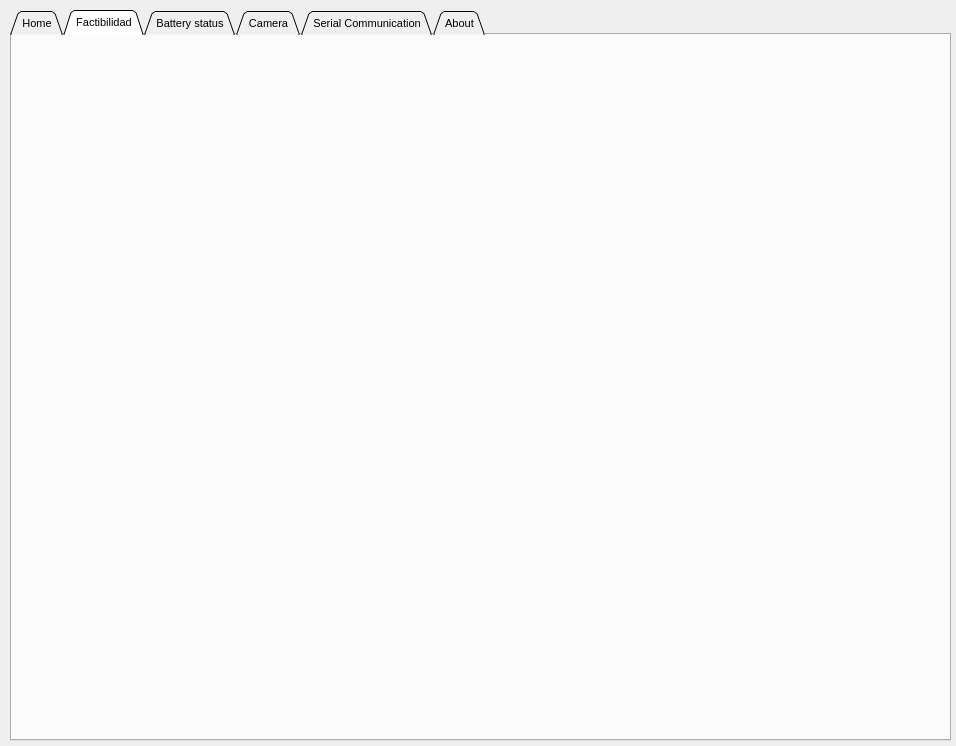
Above: HMI.ui from Dartherick/Proyecto2_Angelica before the change. Below: the same form after it.
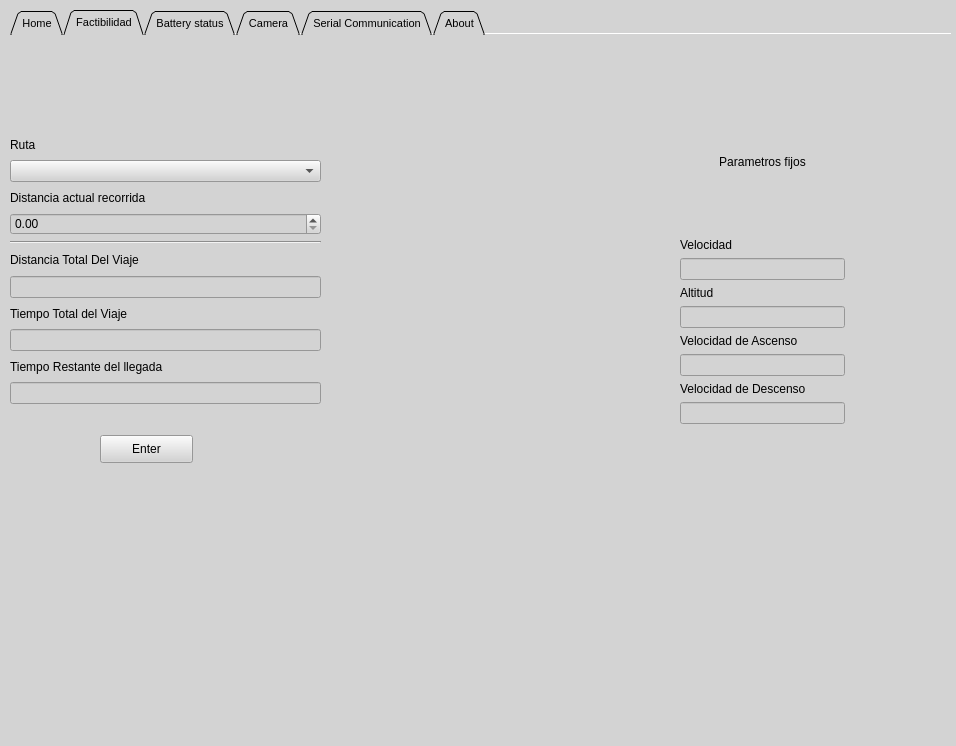
That is the form after the change. Icons and pictures are not drawn.

Patch:
```diff
--- a/HMI.ui
+++ b/HMI.ui
@@ -14,6 +14,9 @@
    <string>MainWindow</string>
   </property>
   <widget class="QWidget" name="centralwidget">
+   <property name="styleSheet">
+    <string notr="true">background-color: rgb(211, 211, 211);</string>
+   </property>
    <widget class="QTabWidget" name="TabWidget">
     <property name="geometry">
      <rect>
@@ -40,25 +43,21 @@
       <height>20</height>
      </size>
     </property>
+    <property name="documentMode">
+     <bool>true</bool>
+    </property>
+    <property name="tabBarAutoHide">
+     <bool>false</bool>
+    </property>
     <widget class="QWidget" name="Home_Tab">
      <attribute name="title">
       <string>Home</string>
      </attribute>
-    </widget>
-    <widget class="QWidget" name="Factibilidad_Tab">
-     <attribute name="title">
-      <string>Factibilidad</string>
-     </attribute>
-    </widget>
-    <widget class="QWidget" name="Battery_Tab">
-     <attribute name="title">
-      <string>Battery status</string>
-     </attribute>
      <widget class="QPushButton" name="Button1">
       <property name="geometry">
        <rect>
-        <x>160</x>
-        <y>250</y>
+        <x>190</x>
+        <y>200</y>
         <width>551</width>
         <height>171</height>
        </rect>
@@ -73,10 +72,300 @@
       </property>
      </widget>
     </widget>
+    <widget class="QWidget" name="Factibilidad_Tab">
+     <attribute name="title">
+      <string>Factibilidad</string>
+     </attribute>
+     <widget class="QWidget" name="verticalLayoutWidget">
+      <property name="geometry">
+       <rect>
+        <x>0</x>
+        <y>100</y>
+        <width>311</width>
+        <height>269</height>
+       </rect>
+      </property>
+      <layout class="QVBoxLayout" name="verticalLayout">
+       <item>
+        <widget class="QLabel" name="label_3">
+         <property name="text">
+          <string>Ruta</string>
+         </property>
+        </widget>
+       </item>
+       <item>
+        <widget class="QComboBox" name="Rutas_ComboBox">
+         <property name="sizeAdjustPolicy">
+          <enum>QComboBox::AdjustToMinimumContentsLength</enum>
+         </property>
+         <property name="duplicatesEnabled">
+          <bool>false</bool>
+         </property>
+         <property name="frame">
+          <bool>true</bool>
+         </property>
+        </widget>
+       </item>
+       <item>
+        <widget class="QLabel" name="label_4">
+         <property name="text">
+          <string>Distancia actual recorrida</string>
+         </property>
+        </widget>
+       </item>
+       <item>
+        <widget class="QDoubleSpinBox" name="DistanciaRecorrida">
+         <property name="maximum">
+          <double>50000.000000000000000</double>
+         </property>
+        </widget>
+       </item>
+       <item>
+        <widget class="Line" name="line">
+         <property name="orientation">
+          <enum>Qt::Horizontal</enum>
+         </property>
+        </widget>
+       </item>
+       <item>
+        <widget class="QLabel" name="label_5">
+         <property name="text">
+          <string>Distancia Total Del Viaje</string>
+         </property>
+        </widget>
+       </item>
+       <item>
+        <widget class="QLineEdit" name="lineEdit">
+         <property name="enabled">
+          <bool>false</bool>
+         </property>
+        </widget>
+       </item>
+       <item>
+        <widget class="QLabel" name="label_7">
+         <property name="text">
+          <string>Tiempo Total del Viaje</string>
+         </property>
+        </widget>
+       </item>
+       <item>
+        <widget class="QLineEdit" name="lineEdit_2">
+         <property name="enabled">
+          <bool>false</bool>
+         </property>
+        </widget>
+       </item>
+       <item>
+        <widget class="QLabel" name="label_8">
+         <property name="text">
+          <string>Tiempo Restante del llegada</string>
+         </property>
+        </widget>
+       </item>
+       <item>
+        <widget class="QLineEdit" name="lineEdit_3">
+         <property name="enabled">
+          <bool>false</bool>
+         </property>
+        </widget>
+       </item>
+      </layout>
+     </widget>
+     <widget class="QWidget" name="verticalLayoutWidget_2">
+      <property name="geometry">
+       <rect>
+        <x>670</x>
+        <y>120</y>
+        <width>165</width>
+        <height>269</height>
+       </rect>
+      </property>
+      <layout class="QVBoxLayout" name="verticalLayout_2">
+       <item>
+        <widget class="QLabel" name="label_9">
+         <property name="text">
+          <string>Parametros fijos</string>
+         </property>
+         <property name="alignment">
+          <set>Qt::AlignCenter</set>
+         </property>
+        </widget>
+       </item>
+       <item>
+        <spacer name="verticalSpacer">
+         <property name="orientation">
+          <enum>Qt::Vertical</enum>
+         </property>
+         <property name="sizeHint" stdset="0">
+          <size>
+           <width>20</width>
+           <height>40</height>
+          </size>
+         </property>
+        </spacer>
+       </item>
+       <item>
+        <widget class="QLabel" name="label_12">
+         <property name="text">
+          <string>Velocidad</string>
+         </property>
+        </widget>
+       </item>
+       <item>
+        <widget class="QLineEdit" name="lineEdit_4">
+         <property name="enabled">
+          <bool>false</bool>
+         </property>
+         <property name="text">
+          <string/>
+         </property>
+        </widget>
+       </item>
+       <item>
+        <widget class="QLabel" name="label_13">
+         <property name="text">
+          <string>Altitud</string>
+         </property>
+        </widget>
+       </item>
+       <item>
+        <widget class="QLineEdit" name="lineEdit_5">
+         <property name="enabled">
+          <bool>false</bool>
+         </property>
+        </widget>
+       </item>
+       <item>
+        <widget class="QLabel" name="label_14">
+         <property name="text">
+          <string>Velocidad de Ascenso</string>
+         </property>
+        </widget>
+       </item>
+       <item>
+        <widget class="QLineEdit" name="lineEdit_6">
+         <property name="enabled">
+          <bool>false</bool>
+         </property>
+        </widget>
+       </item>
+       <item>
+        <widget class="QLabel" name="label_15">
+         <property name="text">
+          <string>Velocidad de Descenso</string>
+         </property>
+        </widget>
+       </item>
+       <item>
+        <widget class="QLineEdit" name="lineEdit_7">
+         <property name="enabled">
+          <bool>false</bool>
+         </property>
+        </widget>
+       </item>
+      </layout>
+     </widget>
+     <widget class="QPushButton" name="EnterButton">
+      <property name="geometry">
+       <rect>
+        <x>90</x>
+        <y>400</y>
+        <width>93</width>
+        <height>28</height>
+       </rect>
+      </property>
+      <property name="text">
+       <string>Enter</string>
+      </property>
+     </widget>
+    </widget>
+    <widget class="QWidget" name="Battery_Tab">
+     <attribute name="title">
+      <string>Battery status</string>
+     </attribute>
+     <widget class="QWidget" name="horizontalLayoutWidget">
+      <property name="geometry">
+       <rect>
+        <x>-10</x>
+        <y>60</y>
+        <width>941</width>
+        <height>281</height>
+       </rect>
+      </property>
+      <layout class="QHBoxLayout" name="horizontalLayout">
+       <property name="spacing">
+        <number>7</number>
+       </property>
+       <property name="sizeConstraint">
+        <enum>QLayout::SetDefaultConstraint</enum>
+       </property>
+       <property name="leftMargin">
+        <number>50</number>
+       </property>
+       <item>
+        <widget class="QLabel" name="Battery1">
+         <property name="text">
+          <string>&lt;html&gt;&lt;head/&gt;&lt;body&gt;&lt;p&gt;&lt;img src=&quot;:/Battery/Battery/Empty.png&quot;/&gt;&lt;/p&gt;&lt;/body&gt;&lt;/html&gt;</string>
+         </property>
+        </widget>
+       </item>
+       <item>
+        <widget class="QLabel" name="Battery2">
+         <property name="text">
+          <string>&lt;html&gt;&lt;head/&gt;&lt;body&gt;&lt;p&gt;&lt;img src=&quot;:/Battery/Battery/Empty.png&quot;/&gt;&lt;/p&gt;&lt;/body&gt;&lt;/html&gt;</string>
+         </property>
+        </widget>
+       </item>
+       <item>
+        <widget class="QLabel" name="Battery3">
+         <property name="text">
+          <string>&lt;html&gt;&lt;head/&gt;&lt;body&gt;&lt;p&gt;&lt;img src=&quot;:/Battery/Battery/Empty.png&quot;/&gt;&lt;/p&gt;&lt;/body&gt;&lt;/html&gt;</string>
+         </property>
+        </widget>
+       </item>
+       <item>
+        <widget class="QLabel" name="Battery4">
+         <property name="text">
+          <string>&lt;html&gt;&lt;head/&gt;&lt;body&gt;&lt;p&gt;&lt;img src=&quot;:/Battery/Battery/Empty.png&quot;/&gt;&lt;/p&gt;&lt;/body&gt;&lt;/html&gt;</string>
+         </property>
+        </widget>
+       </item>
+      </layout>
+     </widget>
+     <widget class="QPushButton" name="pushButton">
+      <property name="geometry">
+       <rect>
+        <x>350</x>
+        <y>480</y>
+        <width>93</width>
+        <height>28</height>
+       </rect>
+      </property>
+      <property name="text">
+       <string>PushButton</string>
+      </property>
+     </widget>
+    </widget>
     <widget class="QWidget" name="Camera_Tab">
      <attribute name="title">
       <string>Camera</string>
      </attribute>
+     <widget class="QLabel" name="Camera_Window">
+      <property name="geometry">
+       <rect>
+        <x>180</x>
+        <y>80</y>
+        <width>521</width>
+        <height>391</height>
+       </rect>
+      </property>
+      <property name="styleSheet">
+       <string notr="true">background-color: rgb(255, 255, 255);</string>
+      </property>
+      <property name="text">
+       <string/>
+      </property>
+     </widget>
     </widget>
     <widget class="QWidget" name="SerialCom_Tab">
      <attribute name="title">
```
Left out of the diff: 4 changed lines with no effect on the pictures.
